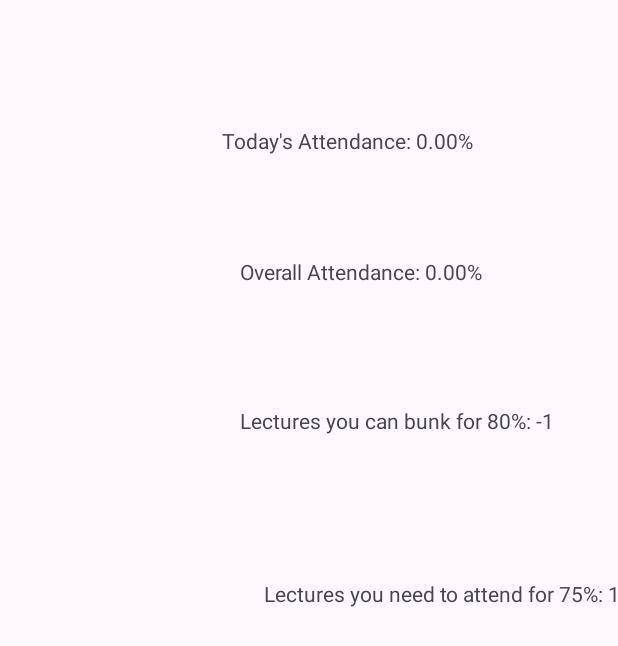
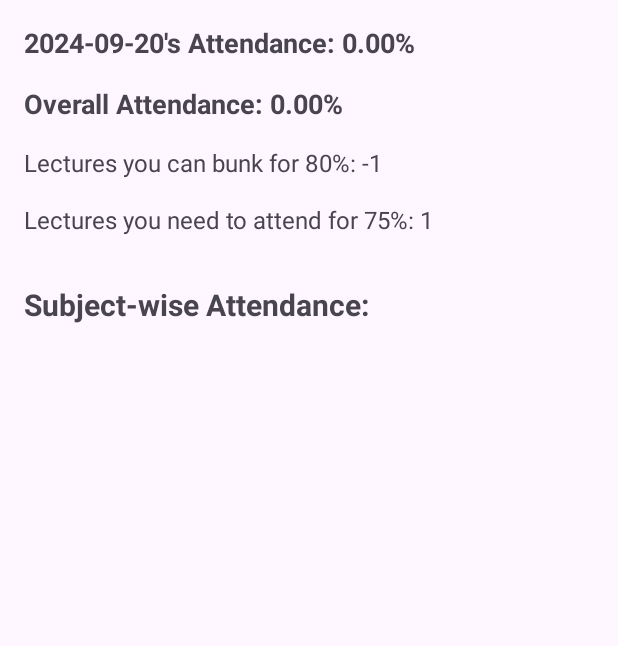
Before and after one commit to khushi703/AttendEase, an Android app: the Calculation screen opened directly, with no data from a screen before it, on a phone screen of 412 x 824 dp. Shown: the top 646 px of the screen. Run offline under Robolectric (Android 15) with nearby library versions, the phone set to English and light mode, and no system bars; our stand-ins replace Firebase (no records; nobody signed in at launch, a user with empty details on screens opened directly).

Commit message:
Today's Attendence

```diff
--- a/app/src/main/java/com/example/project/Calculation.java
+++ b/app/src/main/java/com/example/project/Calculation.java
@@ -24,6 +24,9 @@ public class Calculation extends AppCompatActivity {
     private TextView bunkFor80PercentTextView;
     private TextView attendFor75PercentTextView;
 
+    // Store selected date (default is today)
+    private String selectedDate;
+
     @Override
     protected void onCreate(Bundle savedInstanceState) {
         super.onCreate(savedInstanceState);
@@ -34,9 +37,29 @@ public class Calculation extends AppCompatActivity {
         bunkFor80PercentTextView = findViewById(R.id.bunkFor80PercentTextView);
         attendFor75PercentTextView = findViewById(R.id.attendFor75PercentTextView);
 
-        fetchAttendanceData();
+        // Initialize with today's date
+        selectedDate = getCurrentDate();
+
+        // Fetch attendance data for the initial date (today)
+        fetchAttendanceData(selectedDate);
     }
-    private void fetchAttendanceData() {
+
+    // Method to set a new date dynamically
+    public void setNewDate(String newDate) {
+        this.selectedDate = newDate; // Update the selected date
+        clearPreviousData(); // Clear previous data before fetching new data
+        fetchAttendanceData(selectedDate); // Fetch attendance for the new date
+    }
+
+    // Method to clear previous data in the TextViews
+    private void clearPreviousData() {
+        todaysAttendanceTextView.setText(""); // Clear today's attendance
+        overallAttendanceTextView.setText(""); // Clear overall attendance
+        bunkFor80PercentTextView.setText(""); // Clear bunk info
+        attendFor75PercentTextView.setText(""); // Clear 75% info
+    }
+
+    private void fetchAttendanceData(String date) {
         FirebaseUser user = FirebaseAuth.getInstance().getCurrentUser();
 
         if (user != null) {
@@ -48,42 +71,40 @@ public class Calculation extends AppCompatActivity {
                 public void onDataChange(@NonNull DataSnapshot snapshot) {
                     int totalLectures = 0;
                     int attendedLectures = 0;
-                    int lecturesToday = 0;
-                    int attendedToday = 0;
+                    int lecturesOnSelectedDate = 0;
+                    int attendedOnSelectedDate = 0;
 
-                    String todayDate = getCurrentDate();
+                    // Iterate through each date in Firebase
+                    for (DataSnapshot dateSnapshot : snapshot.getChildren()) {
+                        String dateInDatabase = dateSnapshot.getKey();
 
-                    for (DataSnapshot dateSnapshot : snapshot.getChildren()) {
-                        String date = dateSnapshot.getKey();
-
-                        // Check if the date is today to calculate today's attendance
-                        boolean isToday = todayDate.equals(date);
+                        // Check if the selected date matches the current date being iterated
+                        boolean isSelectedDate = selectedDate.equals(dateInDatabase);
 
                         for (DataSnapshot lectureSnapshot : dateSnapshot.getChildren()) {
                             Boolean attended = lectureSnapshot.getValue(Boolean.class);
+
                             totalLectures++;
-
                             if (attended != null && attended) {
                                 attendedLectures++;
-                                if (isToday) {
-                                    attendedToday++;
-                                }
                             }
 
-                            if (isToday) {
-                                lecturesToday++;
+                            if (isSelectedDate) {
+                                lecturesOnSelectedDate++;
+                                if (attended != null && attended) {
+                                    attendedOnSelectedDate++;
+                                }
                             }
                         }
                     }
 
-                    // Calculate today's attendance percentage
-                    double todaysAttendance = (lecturesToday > 0) ? (attendedToday * 100.0 / lecturesToday) : 0;
-                    todaysAttendanceTextView.setText("Today's Attendance: " + String.format("%.2f", todaysAttendance) + "%");
+                    // Calculate selected day's attendance percentage
+                    double selectedDateAttendance = (lecturesOnSelectedDate > 0) ? (attendedOnSelectedDate * 100.0 / lecturesOnSelectedDate) : 0;
+                    todaysAttendanceTextView.setText(selectedDate + "'s Attendance: " + String.format("%.2f", selectedDateAttendance) + "%");
 
                     // Calculate overall attendance percentage
                     double overallAttendance = (totalLectures > 0) ? (attendedLectures * 100.0 / totalLectures) : 0;
                     overallAttendanceTextView.setText("Overall Attendance: " + String.format("%.2f", overallAttendance) + "%");
-
 
                     // Calculate lectures the user can bunk for 80% attendance
                     int lecturesToBunkFor80 = calculateBunkFor80(attendedLectures, totalLectures);
@@ -128,7 +149,8 @@ public class Calculation extends AppCompatActivity {
         int neededLectures = 0;
         double currentAttendance = (totalLectures > 0) ? (attendedLectures * 100.0 / totalLectures) : 0;
 
-        while (currentAttendance < 75.0) {
+        while (currentAttendance < 75.0)
+        {
             totalLectures++;
             attendedLectures++;
             currentAttendance = (attendedLectures * 100.0 / totalLectures);
@@ -136,5 +158,4 @@ public class Calculation extends AppCompatActivity {
         }
         return neededLectures;
     }
-
 }
--- a/app/src/main/res/layout/calculation.xml
+++ b/app/src/main/res/layout/calculation.xml
@@ -7,43 +7,64 @@
     android:layout_height="match_parent"
     tools:context=".Calculation">
 
+    <ScrollView
+        android:layout_width="match_parent"
+        android:layout_height="match_parent">
+
+        <LinearLayout
+            android:layout_width="match_parent"
+            android:layout_height="wrap_content"
+            android:orientation="vertical"
+            android:padding="16dp">
+
             <TextView
                 android:id="@+id/todaysAttendanceTextView"
                 android:layout_width="wrap_content"
                 android:layout_height="wrap_content"
-        android:layout_marginStart="148dp"
-        android:layout_marginTop="84dp"
-        android:text="TextView"
-        app:layout_constraintStart_toStartOf="parent"
-        app:layout_constraintTop_toTopOf="parent" />
+                android:text="Today's Attendance: 0.00%"
+                android:textSize="18sp"
+                android:textStyle="bold"
+                android:layout_marginBottom="16dp" />
 
             <TextView
                 android:id="@+id/overallAttendanceTextView"
                 android:layout_width="wrap_content"
                 android:layout_height="wrap_content"
-        android:layout_marginStart="160dp"
-        android:layout_marginTop="68dp"
-        android:text="TextView"
-        app:layout_constraintStart_toStartOf="parent"
-        app:layout_constraintTop_toBottomOf="@+id/todaysAttendanceTextView" />
+                android:text="Overall Attendance: 0.00%"
+                android:textSize="18sp"
+                android:textStyle="bold"
+                android:layout_marginBottom="16dp" />
 
             <TextView
                 android:id="@+id/bunkFor80PercentTextView"
                 android:layout_width="wrap_content"
                 android:layout_height="wrap_content"
-        android:layout_marginStart="160dp"
-        android:layout_marginTop="80dp"
-        android:text="TextView"
-        app:layout_constraintStart_toStartOf="parent"
-        app:layout_constraintTop_toBottomOf="@+id/overallAttendanceTextView" />
+                android:text="Lectures you can bunk for 80%: 0"
+                android:textSize="16sp"
+                android:layout_marginBottom="16dp" />
 
             <TextView
                 android:id="@+id/attendFor75PercentTextView"
                 android:layout_width="wrap_content"
                 android:layout_height="wrap_content"
-        android:layout_marginStart="176dp"
-        android:layout_marginTop="96dp"
-        android:text="TextView"
-        app:layout_constraintStart_toStartOf="parent"
-        app:layout_constraintTop_toBottomOf="@+id/bunkFor80PercentTextView" />
+                android:text="Lectures you need to attend for 75%: 0"
+                android:textSize="16sp"
+                android:layout_marginBottom="32dp" />
+
+            <TextView
+                android:text="Subject-wise Attendance:"
+                android:textSize="20sp"
+                android:textStyle="bold"
+                android:layout_marginBottom="16dp"
+                android:layout_width="wrap_content"
+                android:layout_height="wrap_content"/>
+
+            <LinearLayout
+                android:id="@+id/attendanceContainer"
+                android:layout_width="match_parent"
+                android:layout_height="wrap_content"
+                android:orientation="vertical" />
+
+        </LinearLayout>
+    </ScrollView>
 </androidx.constraintlayout.widget.ConstraintLayout>
```
Lines whose indentation alone changed are shown as unchanged.
